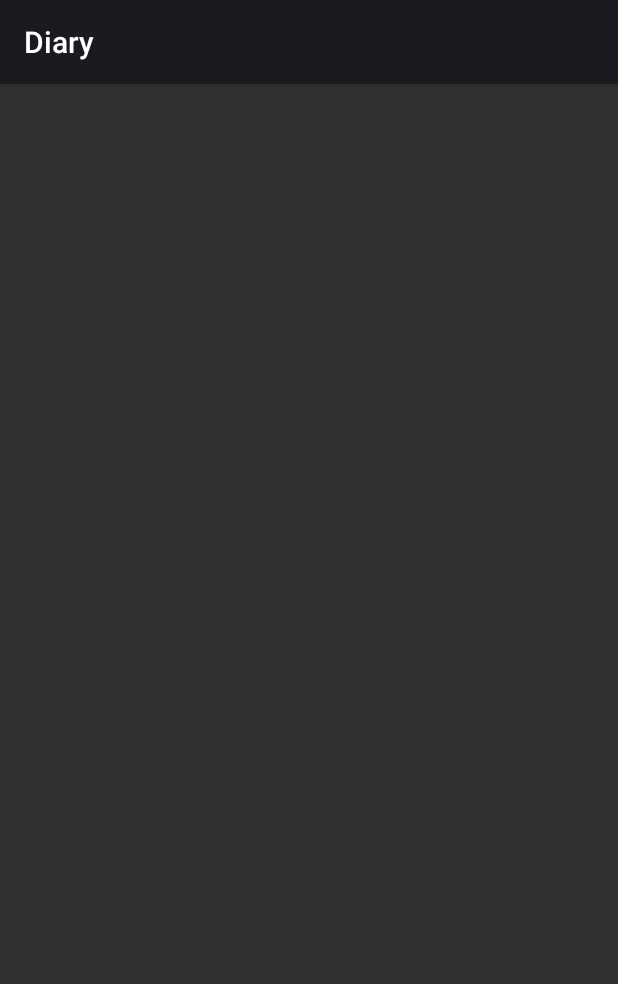
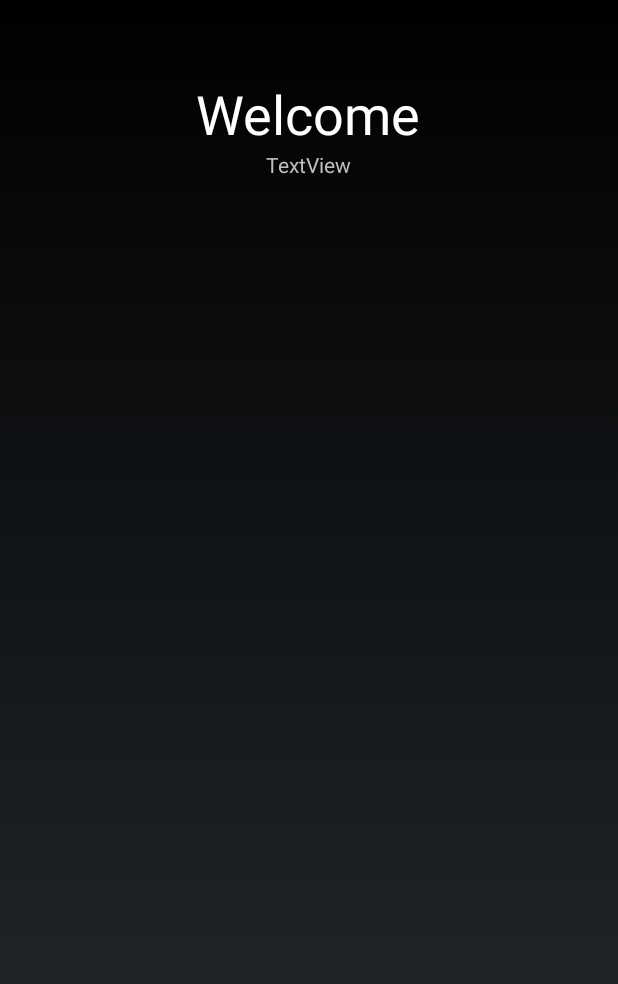
Before and after one commit to LollosoSi/Diario, an Android app: the screen it shows after launch (inizio), on a phone screen of 412 x 824 dp. Shown: the top 984 px of the screen. Run offline under Robolectric (Android 15) with nearby library versions, the phone set to English and light mode, and no system bars.

```diff
--- a/app/src/main/res/layout/activity_inizio.xml
+++ b/app/src/main/res/layout/activity_inizio.xml
@@ -1,5 +1,5 @@
 <?xml version="1.0" encoding="utf-8"?>
-<android.support.constraint.ConstraintLayout
+<RelativeLayout
     xmlns:android="http://schemas.android.com/apk/res/android"
     xmlns:tools="http://schemas.android.com/tools"
     xmlns:app="http://schemas.android.com/apk/res-auto"
@@ -7,4 +7,25 @@
     android:layout_height="match_parent"
     tools:context="utenti.diario.inizio">
 
-</android.support.constraint.ConstraintLayout>
+    <TextView
+        android:id="@+id/welcometextview"
+        android:layout_width="wrap_content"
+        android:layout_height="wrap_content"
+        android:text="@string/welcome"
+        android:textColor="@android:color/background_light"
+        android:textSize="36sp"
+        android:visibility="visible"
+        tools:layout_editor_absoluteX="117dp"
+        tools:layout_editor_absoluteY="74dp"
+        android:layout_alignParentTop="true"
+        android:layout_centerHorizontal="true"
+        android:layout_marginTop="51dp" />
+
+    <TextView
+        android:id="@+id/didascaliatextview"
+        android:layout_width="wrap_content"
+        android:layout_height="wrap_content"
+        android:layout_below="@+id/welcometextview"
+        android:layout_centerHorizontal="true"
+        android:text="TextView" />
+</RelativeLayout>
--- a/app/src/main/res/values/strings.xml
+++ b/app/src/main/res/values/strings.xml
@@ -2,4 +2,5 @@
     <string name="app_name">Diary</string>
     <string name="welcome">Welcome</string>
     <string name="loading">Loading, please wait</string>
+    <string name="welcome2">Forget to forget something</string>
 </resources>
--- a/app/src/main/res/values/styles.xml
+++ b/app/src/main/res/values/styles.xml
@@ -1,8 +1,7 @@
 <resources>
 
     <!-- Base application theme. -->
-    <style name="AppTheme" parent="android:ThemeOverlay.Material.Dark.ActionBar">
-        <!-- Customize your theme here. -->
+    <style name="AppTheme" parent="android:Theme.Holo.NoActionBar.Fullscreen">
 
     </style>
 
```
Also changed, not shown: 2 other files.
